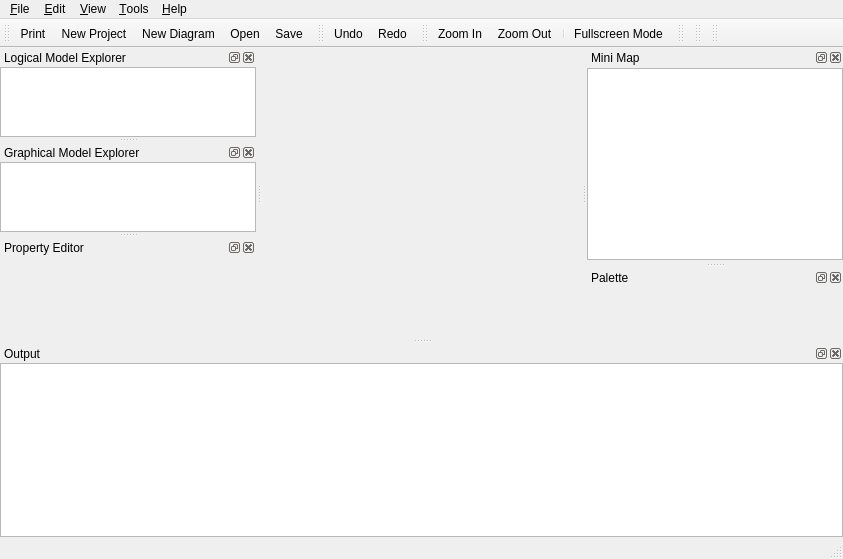
Above: qrgui/mainwindow/mainWindow.ui from DmitriyChernov/qreal before the change. Below: the same form after it.
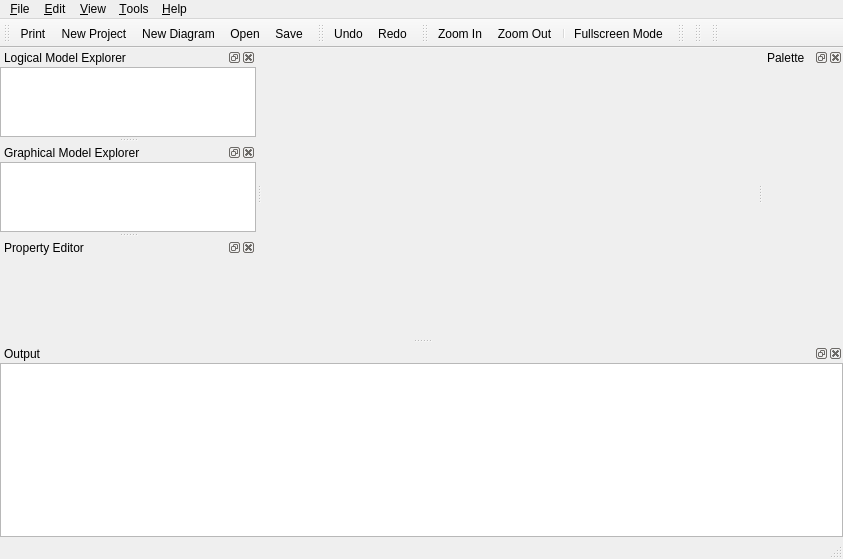
That is the form after the change. Icons and pictures are not drawn. Custom widgets are drawn as their Qt base class.

Commit message: Minimap finished

```diff
--- a/qrgui/mainwindow/mainWindow.ui
+++ b/qrgui/mainwindow/mainWindow.ui
@@ -59,55 +59,6 @@
    <addaction name="actionOpen"/>
    <addaction name="actionSave"/>
   </widget>
-  <widget class="QDockWidget" name="minimapDock">
-   <property name="sizePolicy">
-    <sizepolicy hsizetype="Preferred" vsizetype="Fixed">
-     <horstretch>0</horstretch>
-     <verstretch>0</verstretch>
-    </sizepolicy>
-   </property>
-   <property name="minimumSize">
-    <size>
-     <width>80</width>
-     <height>214</height>
-    </size>
-   </property>
-   <property name="windowTitle">
-    <string>Mini Map</string>
-   </property>
-   <attribute name="dockWidgetArea">
-    <number>2</number>
-   </attribute>
-   <widget class="QWidget" name="minimapDockWidgetContents">
-    <layout class="QVBoxLayout">
-     <property name="spacing">
-      <number>6</number>
-     </property>
-     <property name="leftMargin">
-      <number>0</number>
-     </property>
-     <property name="topMargin">
-      <number>0</number>
-     </property>
-     <property name="rightMargin">
-      <number>0</number>
-     </property>
-     <property name="bottomMargin">
-      <number>0</number>
-     </property>
-     <item>
-      <widget class="MiniMap" name="minimapView">
-       <property name="sizePolicy">
-        <sizepolicy hsizetype="Expanding" vsizetype="Fixed">
-         <horstretch>0</horstretch>
-         <verstretch>0</verstretch>
-        </sizepolicy>
-       </property>
-      </widget>
-     </item>
-    </layout>
-   </widget>
-  </widget>
   <widget class="QDockWidget" name="paletteDock">
    <property name="sizePolicy">
     <sizepolicy hsizetype="Preferred" vsizetype="Minimum">
@@ -833,11 +784,6 @@
    <header>../view/propertyEditorView.h</header>
    <container>1</container>
   </customwidget>
-  <customwidget>
-   <class>MiniMap</class>
-   <extends>QGraphicsView</extends>
-   <header>../mainwindow/miniMap.h</header>
-  </customwidget>
   <customwidget>
    <class>qReal::gui::TabWidget</class>
    <extends>QWidget</extends>
```
The commit also changes 12 other files.
